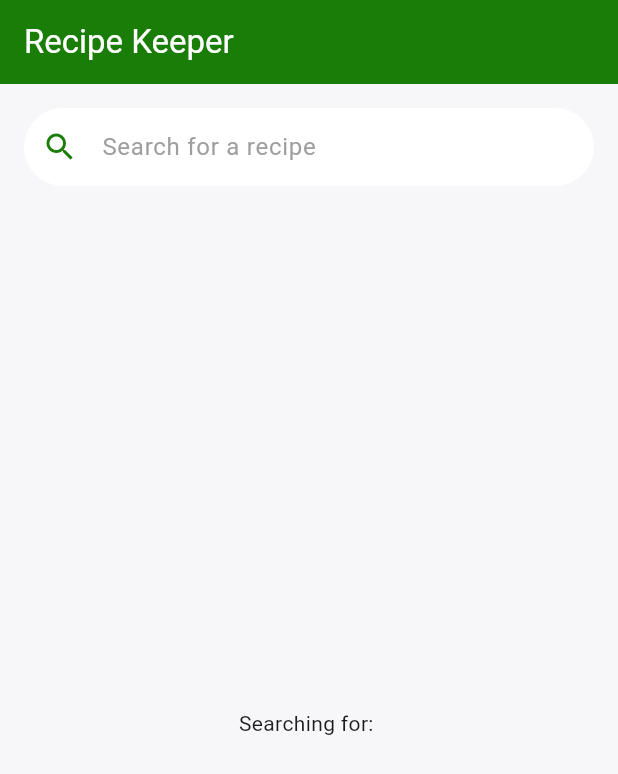
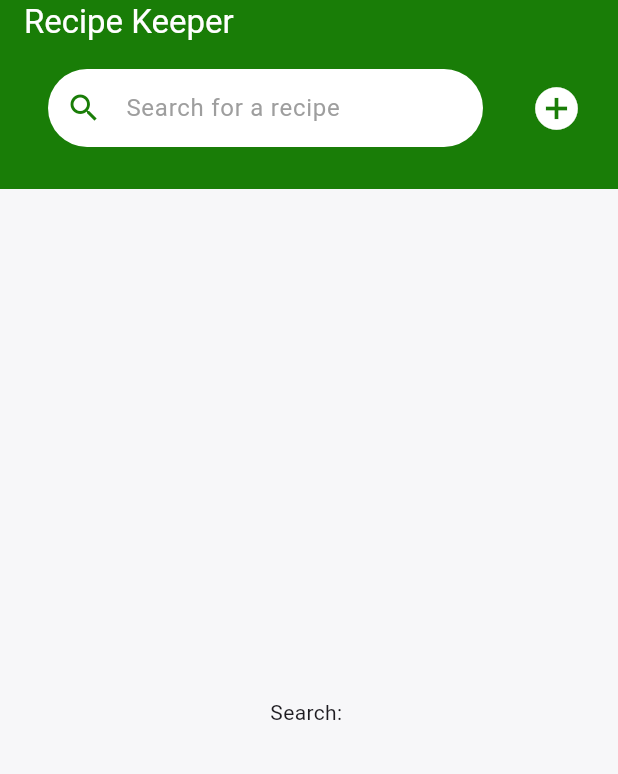
Before and after one commit to deelub/Recipe-keeper, a Flutter app: the screen it shows after launch, on a phone screen of 412 x 824 dp. Shown: the top 774 px of the screen. Run offline on Flutter 3.47's test engine with Material 3 defaults, Android fonts, the light colour scheme and no system bars.

Commit message:
feat: added icon for new recipe

```diff
--- a/lib/main.dart
+++ b/lib/main.dart
@@ -1,4 +1,5 @@
 import 'package:flutter/material.dart';
+
 import 'widgets/search_bar.dart';
 
 void main() {
@@ -8,41 +9,62 @@ void main() {
 class RecipeKeeperApp extends StatefulWidget {
   const RecipeKeeperApp({super.key});
 
-
   @override
   State<RecipeKeeperApp> createState() => _RecipeKeeperAppState();
-
 }
 
-class _RecipeKeeperAppState extends State<RecipeKeeperApp>{
-
+class _RecipeKeeperAppState extends State<RecipeKeeperApp> {
   String query = '';
-
 
   @override
   Widget build(BuildContext context) {
     return MaterialApp(
       home: Scaffold(
         backgroundColor: const Color(0xFFF7F7F9),
+
         appBar: AppBar(
           title: const Text('Recipe Keeper'),
           backgroundColor: const Color.fromARGB(255, 25, 125, 7),
           foregroundColor: Colors.white,
           elevation: 0,
+
+          bottom: PreferredSize(
+            preferredSize: const Size.fromHeight(70),
+            child: Padding(
+              padding: const EdgeInsets.fromLTRB(16, 0, 16, 12),
+              child: Row(
+                children: [
+
+                  Expanded(     //recipe serach bar
+                    child: RecipeSearchBar(
+                      onChanged: (value) {
+                        setState(() {
+                          query = value;
+                        });
+                      },
+                      onFilterTap: () {},
                     ),
-        body: Column(
-          children: [
-            RecipeSearchBar(
-              width: 800,   //width to change later on to non-fixed dependent on screen size
-              onChanged: (value) => setState(() => query = value),
-              onFilterTap: () {
-              },
                   ),
 
-            Expanded(
-              child: Center(child: Text('Searching for: $query')),
+                  const SizedBox(width: 8),
+
+                  IconButton(           //icon for adding to recipe db
+                    icon: const Icon(
+                      Icons.add_circle,
+                      color: Colors.white,
+                      size: 34,
+                    ),
+                    onPressed: () {},
                   ),
                 ],
+              ),
+            ),
+          ),
+        ),
+
+        body: Column(
+
+          children: [Expanded(child: Center(child: Text('Search: $query')))],
         ),
       ),
     );
```
Lines whose indentation alone changed are shown as unchanged.
